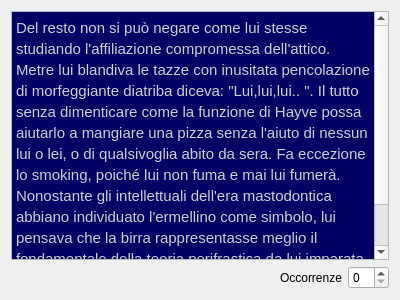
The window that test2/panel1test2.ui (kele23/IUM) describes before a commit, drawn with Qt 5.
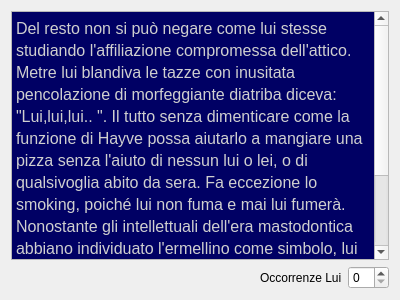
The same window after the commit.

Patch:
```diff
--- a/test2/panel1test2.ui
+++ b/test2/panel1test2.ui
@@ -27,7 +27,7 @@
 &lt;html&gt;&lt;head&gt;&lt;meta name=&quot;qrichtext&quot; content=&quot;1&quot; /&gt;&lt;style type=&quot;text/css&quot;&gt;
 p, li { white-space: pre-wrap; }
 &lt;/style&gt;&lt;/head&gt;&lt;body style=&quot; font-family:'Ubuntu'; font-size:11pt; font-weight:400; font-style:normal;&quot; bgcolor=&quot;#000064&quot;&gt;
-&lt;p style=&quot; margin-top:12px; margin-bottom:12px; margin-left:0px; margin-right:0px; -qt-block-indent:0; text-indent:0px;&quot;&gt;&lt;span style=&quot; color:#cfcfcf;&quot;&gt;Del resto non si può negare come lui stesse studiando l'affiliazione compromessa dell'attico. Metre lui blandiva le tazze con inusitata pencolazione di morfeggiante diatriba diceva: &amp;quot;Lui,lui,lui.. &amp;quot;. Il tutto senza dimenticare come la funzione di Hayve possa aiutarlo a mangiare una pizza senza l'aiuto di nessun lui o lei, o di qualsivoglia abito da sera. Fa eccezione lo smoking, poiché lui non﻿ fuma e mai lui fumerà. Nonostante gli intellettuali dell'era mastodontica abbiano individuato l'ermellino come simbolo, lui pensava che la birra rappresentasse meglio il fondamentale della teoria perifrastica da lui imparata a memoria. Questo, ovviamente, non esclude come lui stia cercando di ottenere la vostra attenzione.&lt;/span&gt;&lt;/p&gt;&lt;/body&gt;&lt;/html&gt;</string>
+&lt;p style=&quot; margin-top:12px; margin-bottom:12px; margin-left:0px; margin-right:0px; -qt-block-indent:0; text-indent:0px;&quot;&gt;&lt;span style=&quot; font-size:12pt; color:#cfcfcf;&quot;&gt;Del resto non si può negare come lui stesse studiando l'affiliazione compromessa dell'attico. Metre lui blandiva le tazze con inusitata pencolazione di morfeggiante diatriba diceva: &amp;quot;Lui,lui,lui.. &amp;quot;. Il tutto senza dimenticare come la funzione di Hayve possa aiutarlo a mangiare una pizza senza l'aiuto di nessun lui o lei, o di qualsivoglia abito da sera. Fa eccezione lo smoking, poiché lui non﻿ fuma e mai lui fumerà. Nonostante gli intellettuali dell'era mastodontica abbiano individuato l'ermellino come simbolo, lui pensava che la birra rappresentasse meglio il fondamentale della teoria perifrastica da lui imparata a memoria. Questo, ovviamente, non esclude come lui stia cercando di ottenere la vostra attenzione.&lt;/span&gt;&lt;/p&gt;&lt;/body&gt;&lt;/html&gt;</string>
      </property>
     </widget>
    </item>
@@ -49,7 +49,7 @@
      <item>
       <widget class="QLabel" name="label">
        <property name="text">
-        <string>Occorrenze</string>
+        <string>Occorrenze Lui</string>
        </property>
       </widget>
      </item>
```
